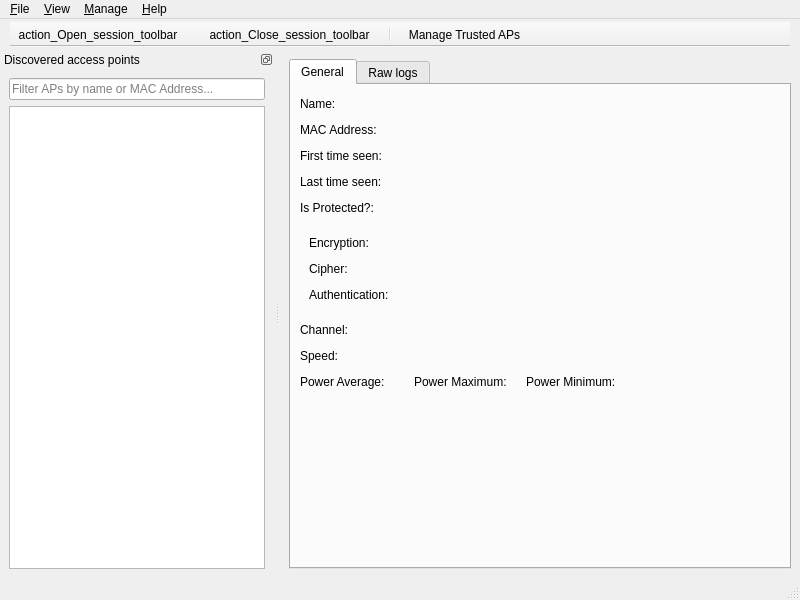
Old version of the form airodb_analyzer/designer/mainForm.ui in the repository jeremydumais/airodb-analyzer.
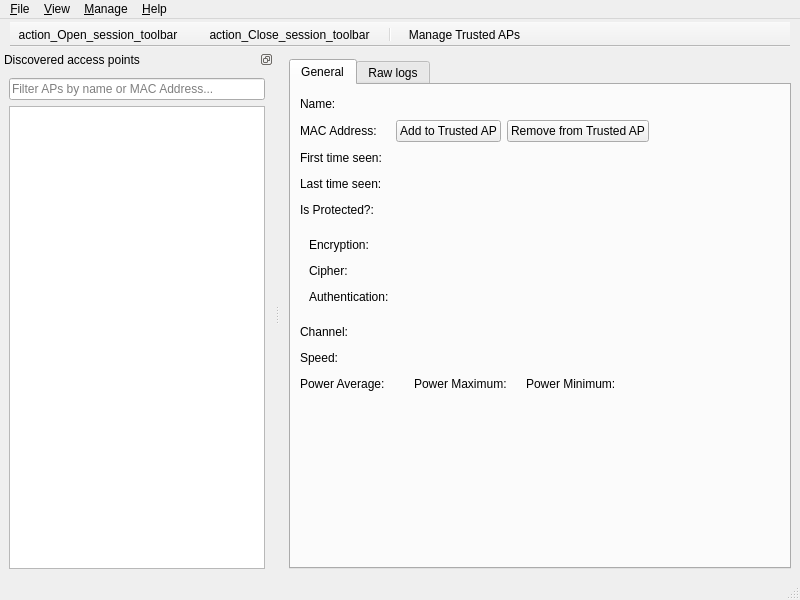
New version of the form. Icons and pictures are not drawn.

Commit message: Work on the Trusted AP form and in the view menu of the MainForm.

```diff
--- a/airodb_analyzer/designer/mainForm.ui
+++ b/airodb_analyzer/designer/mainForm.ui
@@ -77,6 +77,20 @@
               </property>
              </widget>
             </item>
+            <item>
+             <widget class="QPushButton" name="buttonAddToTrustedAP">
+              <property name="text">
+               <string>Add to Trusted AP</string>
+              </property>
+             </widget>
+            </item>
+            <item>
+             <widget class="QPushButton" name="buttonRemoveFromTrustedAP">
+              <property name="text">
+               <string>Remove from Trusted AP</string>
+              </property>
+             </widget>
+            </item>
             <item>
              <spacer name="horizontalSpacer_2">
               <property name="orientation">
```
Left out of the diff: 6 changed lines with no effect on the pictures. The commit also changes 4 other files.
